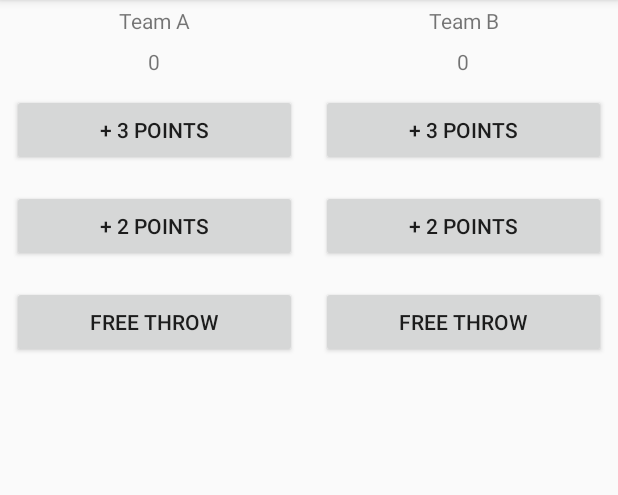
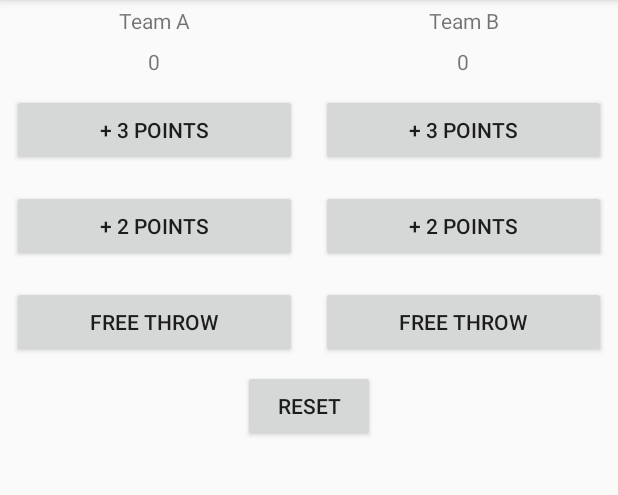
Before and after one commit to SamuelBFG/practice-android, an Android app: the screen it shows after launch (MainActivity), on a phone screen of 412 x 824 dp, the part 84-579 px from its top. Run offline under Robolectric (Android 15) with nearby library versions, the phone set to English and light mode, and no system bars.

Commit message:
Add Reset Button

```diff
--- a/CourtCounter/app/src/main/java/com/example/android/courtcounter/MainActivity.java
+++ b/CourtCounter/app/src/main/java/com/example/android/courtcounter/MainActivity.java
@@ -45,13 +45,23 @@ public class MainActivity extends AppCompatActivity {
 
     public void addThreePointsB(View view){
         scoreTeamB += 3;
+        displayForTeamB(scoreTeamB);
     }
 
     public void addTwoPointsB(View view){
         scoreTeamB += 2;
+        displayForTeamB(scoreTeamB);
     }
 
     public void addOnePointB(View view){
         scoreTeamB++;
+        displayForTeamB(scoreTeamB);
+    }
+
+    public void reset(View view){
+        scoreTeamA = 0;
+        scoreTeamB = 0;
+        displayForTeamA(scoreTeamA);
+        displayForTeamB(scoreTeamB);
     }
 }
--- a/CourtCounter/app/src/main/res/layout/activity_main.xml
+++ b/CourtCounter/app/src/main/res/layout/activity_main.xml
@@ -4,14 +4,19 @@
     xmlns:tools="http://schemas.android.com/tools"
     android:layout_width="match_parent"
     android:layout_height="match_parent"
-    android:orientation="horizontal"
+    android:orientation="vertical"
     tools:context=".MainActivity">
 
     <LinearLayout
+        android:layout_width="match_parent"
+        android:layout_height="wrap_content"
+        android:orientation="horizontal">
+
+        <LinearLayout
             android:layout_width="wrap_content"
-        android:layout_height="match_parent"
-        android:orientation="vertical"
-        android:layout_weight="1">
+            android:layout_height="wrap_content"
+            android:layout_weight="1"
+            android:orientation="vertical">
 
             <TextView
                 android:layout_width="match_parent"
@@ -52,9 +57,9 @@
 
         <LinearLayout
             android:layout_width="wrap_content"
-        android:layout_height="match_parent"
-        android:orientation="vertical"
-        android:layout_weight="1">
+            android:layout_height="wrap_content"
+            android:layout_weight="1"
+            android:orientation="vertical">
 
             <TextView
                 android:layout_width="match_parent"
@@ -93,4 +98,21 @@
                 android:text="Free Throw" />
 
         </LinearLayout>
+
     </LinearLayout>
+
+
+    <LinearLayout
+        android:layout_width="wrap_content"
+        android:layout_height="wrap_content"
+        android:layout_gravity="center_horizontal"
+        android:orientation="vertical">
+
+        <Button
+            android:layout_width="match_parent"
+            android:layout_height="match_parent"
+            android:onClick="reset"
+            android:text="Reset" />
+
+    </LinearLayout>
+</LinearLayout>
```
Lines whose indentation alone changed are shown as unchanged.
